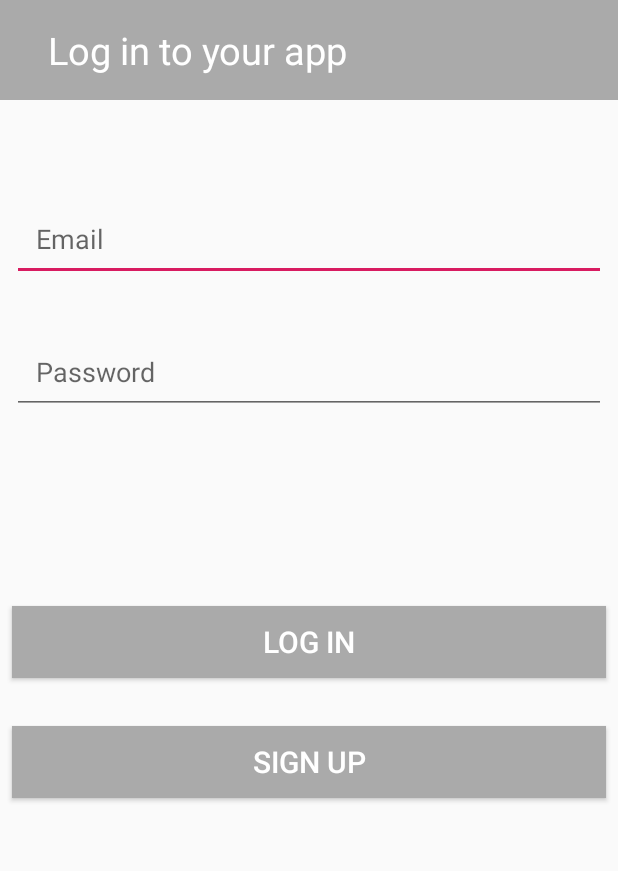
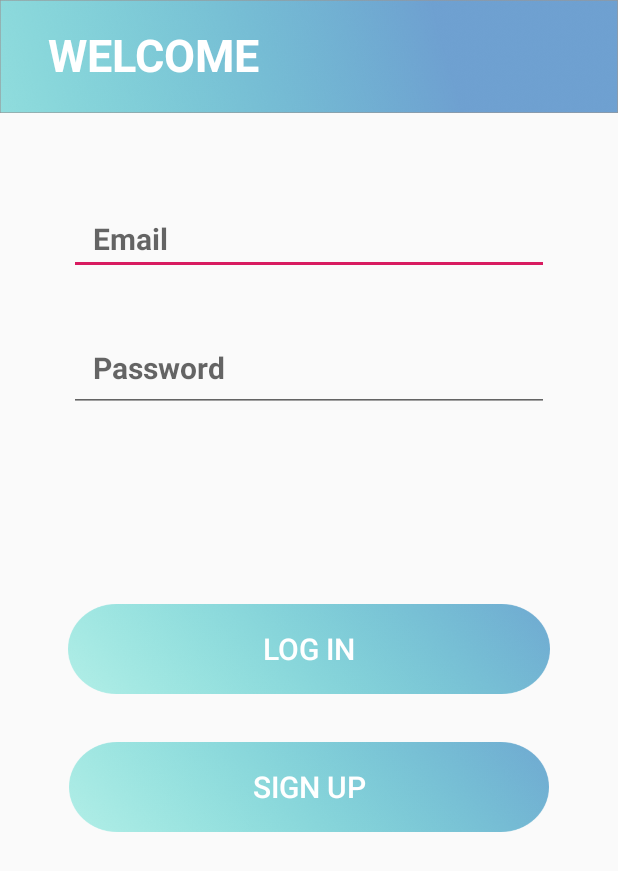
Before and after one commit to yiiifan/Moments, an Android app: the screen it shows after launch (MainActivity), on a phone screen of 412 x 824 dp. Shown: the top 871 px of the screen. Run offline under Robolectric (Android 15) with nearby library versions, the phone set to English and light mode, and no system bars.

Commit message:
Update UI design

```diff
--- a/app/src/main/java/com/example/insta/Register.java
+++ b/app/src/main/java/com/example/insta/Register.java
@@ -45,11 +45,11 @@ public class Register extends AppCompatActivity {
         String username_string = username_view.getText().toString();
         String bio_string = bio_view.getText().toString();
         if(byteArray == null){
-            showToast(view, "Please upload your photo!");
+            showToast(view, "Please upload your photo");
         }else if(username_string.length() == 0){
-            showToast(view, "Please fill your username!");
+            showToast(view, "Please fill your username");
         }else if(bio_string.length() == 0){
-            showToast(view, "Please fill your short bio!");
+            showToast(view, "Please fill your short bio");
         }else {
             intent.putExtra(username, username_string);
             intent.putExtra(bio, bio_string);
--- a/app/src/main/res/layout/activity_main.xml
+++ b/app/src/main/res/layout/activity_main.xml
@@ -9,44 +9,48 @@
     <TextView
         android:id="@+id/title"
         android:layout_width="0dp"
-        android:layout_height="wrap_content"
+        android:layout_height="75dp"
         android:layout_margin="0dp"
         android:layout_marginStart="8dp"
         android:layout_marginLeft="8dp"
-        android:layout_marginTop="8dp"
         android:layout_marginEnd="8dp"
         android:layout_marginRight="8dp"
-        android:background="@android:color/darker_gray"
+        android:background="@drawable/title"
         android:paddingLeft="32dp"
         android:paddingTop="16dp"
         android:paddingBottom="16dp"
-        android:text="Log in to your app"
+        android:text="Welcome"
+        android:textAllCaps="true"
         android:textColor="@android:color/background_light"
-        android:textSize="25sp"
+        android:textSize="30sp"
+        android:textStyle="bold"
         app:layout_constraintEnd_toEndOf="parent"
+        app:layout_constraintHorizontal_bias="0.0"
         app:layout_constraintStart_toStartOf="parent"
         app:layout_constraintTop_toTopOf="parent" />
 
     <EditText
         android:id="@+id/editText4"
-        android:layout_width="0dp"
+        android:layout_width="320dp"
         android:layout_height="wrap_content"
         android:layout_marginStart="8dp"
-        android:layout_marginLeft="8dp"
-        android:layout_marginTop="64dp"
+        android:layout_marginLeft="32dp"
+        android:layout_marginTop="60dp"
         android:layout_marginEnd="8dp"
-        android:layout_marginRight="16dp"
+        android:layout_marginRight="32dp"
         android:ems="10"
         android:hint="Email"
         android:inputType="textEmailAddress"
-        android:padding="16dp"
+        android:paddingLeft="16dp"
+        android:textSize="20sp"
+        android:textStyle="bold"
         app:layout_constraintEnd_toEndOf="parent"
         app:layout_constraintStart_toStartOf="parent"
         app:layout_constraintTop_toBottomOf="@+id/title" />
 
     <EditText
         android:id="@+id/editText5"
-        android:layout_width="0dp"
+        android:layout_width="320dp"
         android:layout_height="wrap_content"
         android:layout_marginStart="8dp"
         android:layout_marginLeft="8dp"
@@ -57,45 +61,46 @@
         android:hint="Password"
         android:inputType="textPassword"
         android:padding="16dp"
+        android:textSize="20sp"
+        android:textStyle="bold"
         app:layout_constraintEnd_toEndOf="parent"
         app:layout_constraintStart_toStartOf="parent"
         app:layout_constraintTop_toBottomOf="@+id/editText4" />
 
     <Button
         android:id="@+id/Login"
-        android:layout_width="0dp"
-        android:layout_height="wrap_content"
+        android:layout_width="321dp"
+        android:layout_height="60dp"
         android:layout_marginStart="8dp"
         android:layout_marginLeft="8dp"
         android:layout_marginTop="128dp"
         android:layout_marginEnd="8dp"
         android:layout_marginRight="8dp"
-        android:background="@android:color/darker_gray"
+        android:background="@drawable/button1"
+        android:onClick="register"
         android:text="@string/log_in"
         android:textColor="@android:color/white"
         android:textSize="20sp"
         app:layout_constraintEnd_toEndOf="parent"
         app:layout_constraintStart_toStartOf="parent"
-        app:layout_constraintTop_toBottomOf="@+id/editText5"
-        android:onClick="register"/>
+        app:layout_constraintTop_toBottomOf="@+id/editText5" />
 
     <Button
         android:id="@+id/signup"
-        android:layout_width="0dp"
-        android:layout_height="wrap_content"
+        android:layout_width="320dp"
+        android:layout_height="60dp"
         android:layout_marginStart="8dp"
         android:layout_marginLeft="8dp"
         android:layout_marginTop="32dp"
         android:layout_marginEnd="8dp"
         android:layout_marginRight="8dp"
-        android:background="@android:color/darker_gray"
+        android:background="@drawable/button1"
+        android:onClick="register"
         android:text="Sign up"
         android:textColor="@android:color/white"
         android:textSize="20sp"
         app:layout_constraintEnd_toEndOf="parent"
-        app:layout_constraintHorizontal_bias="0.0"
         app:layout_constraintStart_toStartOf="parent"
-        app:layout_constraintTop_toBottomOf="@+id/Login"
-        android:onClick="register"/>
+        app:layout_constraintTop_toBottomOf="@+id/Login" />
 
 </android.support.constraint.ConstraintLayout>
```
Also changed, not shown: app/src/main/java/com/example/insta/Profile.java (+35 -1 lines), app/src/main/res/layout/activity_profile.xml (+9 -6 lines), app/src/main/res/layout/activity_register.xml (+17 -12 lines), app/src/main/res/drawable/avater.png (added), app/src/main/res/drawable/button1.png (added), app/src/main/res/drawable/button2.png (added), app/src/main/res/drawable/camera.png (added), app/src/main/res/drawable/title.png (added), 1 other file.
